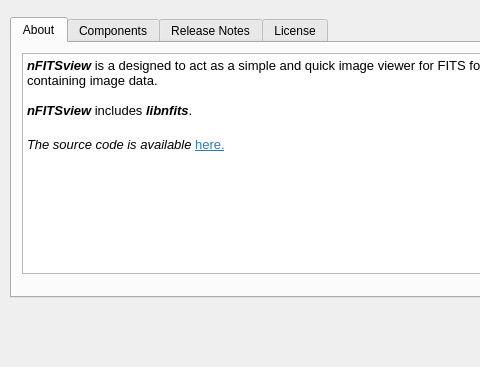
surhh/nfitsview, file aboutdialog.ui: the form before one commit; both pictures show x 0 to 480 and y 133 to 500 of the 600 by 500 pixel window.
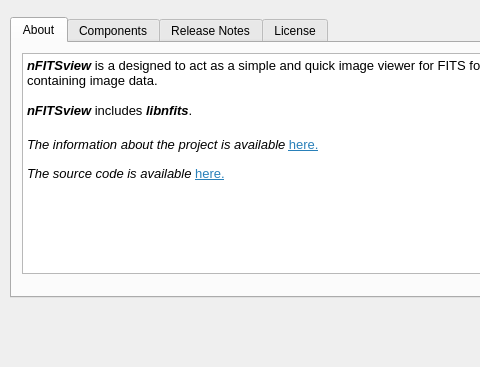
The form after the commit. Icons and pictures are not drawn.

```diff
--- a/aboutdialog.ui
+++ b/aboutdialog.ui
@@ -136,6 +136,8 @@
 &lt;p style=&quot;-qt-paragraph-type:empty; margin-top:0px; margin-bottom:0px; margin-left:0px; margin-right:0px; -qt-block-indent:0; text-indent:0px; font-family:'Noto Sans'; font-size:10pt;&quot;&gt;&lt;br /&gt;&lt;/p&gt;
 &lt;p style=&quot; margin-top:0px; margin-bottom:0px; margin-left:0px; margin-right:0px; -qt-block-indent:0; text-indent:0px;&quot;&gt;&lt;span style=&quot; font-family:'Noto Sans'; font-size:10pt; font-weight:600; font-style:italic;&quot;&gt;nFITSview &lt;/span&gt;&lt;span style=&quot; font-family:'Noto Sans'; font-size:10pt;&quot;&gt;includes &lt;/span&gt;&lt;span style=&quot; font-family:'Noto Sans'; font-size:10pt; font-weight:600; font-style:italic;&quot;&gt;libnfits&lt;/span&gt;&lt;span style=&quot; font-family:'Noto Sans'; font-size:10pt;&quot;&gt;.&lt;/span&gt;&lt;/p&gt;
 &lt;p style=&quot;-qt-paragraph-type:empty; margin-top:0px; margin-bottom:0px; margin-left:0px; margin-right:0px; -qt-block-indent:0; text-indent:0px; font-family:'Noto Sans'; font-size:12pt; font-weight:600; font-style:italic;&quot;&gt;&lt;br /&gt;&lt;/p&gt;
+&lt;p style=&quot; margin-top:0px; margin-bottom:0px; margin-left:0px; margin-right:0px; -qt-block-indent:0; text-indent:0px;&quot;&gt;&lt;span style=&quot; font-family:'Noto Sans'; font-size:10pt; font-style:italic;&quot;&gt;The information about the project is available &lt;/span&gt;&lt;a href=&quot;https://surhh.github.io&quot;&gt;&lt;span style=&quot; font-family:'Noto Sans'; font-size:10pt; text-decoration: underline; color:#2980b9;&quot;&gt;here.&lt;/span&gt;&lt;/a&gt;&lt;/p&gt;
+&lt;p style=&quot;-qt-paragraph-type:empty; margin-top:0px; margin-bottom:0px; margin-left:0px; margin-right:0px; -qt-block-indent:0; text-indent:0px;&quot;&gt;&lt;br /&gt;&lt;/p&gt;
 &lt;p style=&quot; margin-top:0px; margin-bottom:0px; margin-left:0px; margin-right:0px; -qt-block-indent:0; text-indent:0px;&quot;&gt;&lt;span style=&quot; font-family:'Noto Sans'; font-size:10pt; font-style:italic;&quot;&gt;The source code is available &lt;/span&gt;&lt;a href=&quot;https://github.com/surhh/nfitsview&quot;&gt;&lt;span style=&quot; font-family:'Noto Sans'; font-size:10pt; text-decoration: underline; color:#2980b9;&quot;&gt;here.&lt;/span&gt;&lt;/a&gt;&lt;/p&gt;&lt;/body&gt;&lt;/html&gt;</string>
      </property>
      <property name="openExternalLinks">
```
